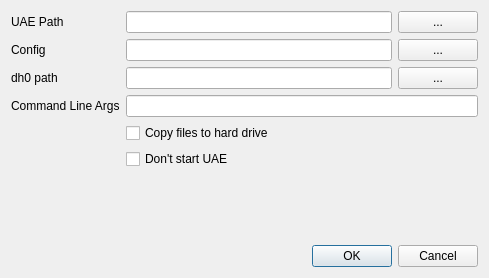
This is src/prodbg/Config/AmigaUAEConfig.ui in emoon/ProDBG as Qt 5 draws it before an edit. The edited form follows.
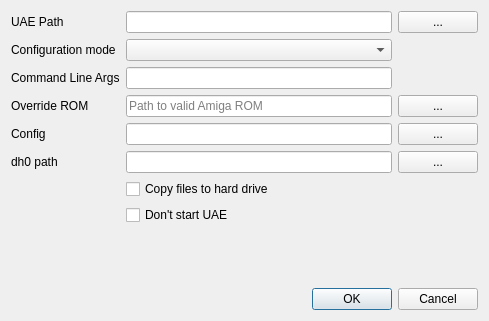
This is the edited form.

Commit message: WIP on Automatic UAE configuration

The edit to the form file:
```diff
--- a/src/prodbg/Config/AmigaUAEConfig.ui
+++ b/src/prodbg/Config/AmigaUAEConfig.ui
@@ -7,7 +7,7 @@
     <x>0</x>
     <y>0</y>
     <width>489</width>
-    <height>278</height>
+    <height>321</height>
    </rect>
   </property>
   <property name="sizePolicy">
@@ -23,17 +23,31 @@
    <bool>true</bool>
   </property>
   <layout class="QGridLayout" name="gridLayout">
-   <item row="7" column="0" colspan="3">
-    <widget class="QDialogButtonBox" name="buttonBox">
-     <property name="orientation">
-      <enum>Qt::Horizontal</enum>
+   <item row="7" column="0">
+    <widget class="QLabel" name="label_4">
+     <property name="text">
+      <string>dh0 path</string>
      </property>
-     <property name="standardButtons">
-      <set>QDialogButtonBox::Cancel|QDialogButtonBox::Ok</set>
+    </widget>
+   </item>
+   <item row="6" column="0">
+    <widget class="QLabel" name="label_3">
+     <property name="text">
+      <string>Config</string>
      </property>
     </widget>
    </item>
-   <item row="4" column="1">
+   <item row="6" column="1">
+    <widget class="QLineEdit" name="configPath">
+     <property name="sizePolicy">
+      <sizepolicy hsizetype="Expanding" vsizetype="Fixed">
+       <horstretch>1</horstretch>
+       <verstretch>0</verstretch>
+      </sizepolicy>
+     </property>
+    </widget>
+   </item>
+   <item row="9" column="1">
     <widget class="QCheckBox" name="copyFilesToHdd">
      <property name="text">
       <string>Copy files to hard drive</string>
@@ -41,29 +55,29 @@
     </widget>
    </item>
    <item row="2" column="0">
-    <widget class="QLabel" name="label_4">
+    <widget class="QLabel" name="label_2">
      <property name="text">
-      <string>dh0 path</string>
+      <string>Command Line Args</string>
      </property>
     </widget>
    </item>
-   <item row="2" column="2">
-    <widget class="QPushButton" name="selectDh0Path">
+   <item row="5" column="0">
+    <widget class="QLabel" name="label_6">
      <property name="text">
-      <string>...</string>
+      <string>Override ROM</string>
      </property>
     </widget>
    </item>
    <item row="2" column="1">
-    <widget class="QLineEdit" name="dh0Path"/>
-   </item>
-   <item row="3" column="1" colspan="2">
     <widget class="QLineEdit" name="cmdlineArgs"/>
    </item>
-   <item row="1" column="2">
-    <widget class="QPushButton" name="selectConfig">
-     <property name="text">
-      <string>...</string>
+   <item row="12" column="0" colspan="3">
+    <widget class="QDialogButtonBox" name="buttonBox">
+     <property name="orientation">
+      <enum>Qt::Horizontal</enum>
+     </property>
+     <property name="standardButtons">
+      <set>QDialogButtonBox::Cancel|QDialogButtonBox::Ok</set>
      </property>
     </widget>
    </item>
@@ -74,17 +88,7 @@
      </property>
     </widget>
    </item>
-   <item row="1" column="1">
-    <widget class="QLineEdit" name="configPath">
-     <property name="sizePolicy">
-      <sizepolicy hsizetype="Expanding" vsizetype="Fixed">
-       <horstretch>1</horstretch>
-       <verstretch>0</verstretch>
-      </sizepolicy>
-     </property>
-    </widget>
-   </item>
-   <item row="6" column="0">
+   <item row="11" column="0">
     <spacer name="verticalSpacer">
      <property name="orientation">
       <enum>Qt::Vertical</enum>
@@ -104,13 +108,6 @@
      </property>
     </widget>
    </item>
-   <item row="1" column="0">
-    <widget class="QLabel" name="label_3">
-     <property name="text">
-      <string>Config</string>
-     </property>
-    </widget>
-   </item>
    <item row="0" column="1">
     <widget class="QLineEdit" name="uaeExe">
      <property name="sizePolicy">
@@ -121,20 +118,54 @@
      </property>
     </widget>
    </item>
-   <item row="3" column="0">
-    <widget class="QLabel" name="label_2">
-     <property name="text">
-      <string>Command Line Args</string>
-     </property>
-    </widget>
-   </item>
    <item row="5" column="1">
+    <widget class="QLineEdit" name="romPath">
+     <property name="placeholderText">
+      <string>Path to valid Amiga ROM</string>
+     </property>
+    </widget>
+   </item>
+   <item row="7" column="2">
+    <widget class="QPushButton" name="selectDh0Path">
+     <property name="text">
+      <string>...</string>
+     </property>
+    </widget>
+   </item>
+   <item row="10" column="1">
     <widget class="QCheckBox" name="skipUAELaunch">
      <property name="text">
       <string>Don't start UAE</string>
      </property>
     </widget>
    </item>
+   <item row="7" column="1">
+    <widget class="QLineEdit" name="dh0Path"/>
+   </item>
+   <item row="5" column="2">
+    <widget class="QPushButton" name="selectROM">
+     <property name="text">
+      <string>...</string>
+     </property>
+    </widget>
+   </item>
+   <item row="6" column="2">
+    <widget class="QPushButton" name="selectConfig">
+     <property name="text">
+      <string>...</string>
+     </property>
+    </widget>
+   </item>
+   <item row="1" column="1">
+    <widget class="QComboBox" name="configMode"/>
+   </item>
+   <item row="1" column="0">
+    <widget class="QLabel" name="label_5">
+     <property name="text">
+      <string>Configuration mode</string>
+     </property>
+    </widget>
+   </item>
   </layout>
  </widget>
  <resources/>
```
The commit also changes 2 other files.
